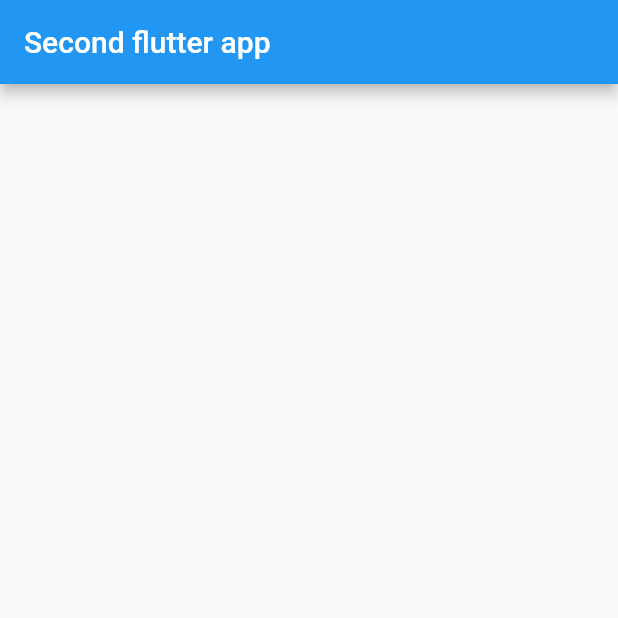
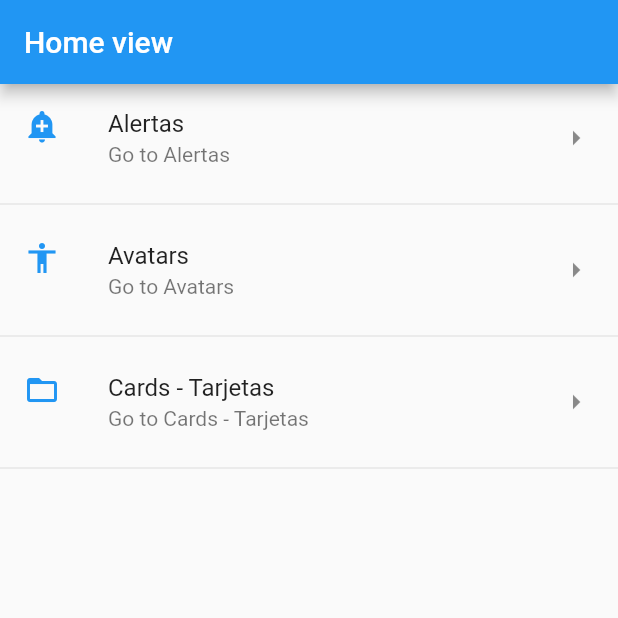
Before and after one commit to EfectoDopler/ComponentFlutterApp, a Flutter app: the screen it shows after launch, on a phone screen of 412 x 824 dp, the top half of it. Run offline on Flutter 3.47's test engine with Material 2 defaults, Android fonts, the phone set to English and light mode, and no system bars.

Commit message:
Home Page configuration

```diff
--- /dev/null
+++ b/data/menu_opts.json
@@ -0,0 +1,23 @@
+{
+    "nombreApp" : "app",
+    "rutas" : [
+        {
+            "ruta" : "alert",
+            "icon" : "add_alert",
+            "texto": "Alertas",
+            "subTexto": "Go to Alertas"
+        },
+        {
+            "ruta" : "avatar",
+            "icon" : "accessibility",
+            "texto": "Avatars",
+            "subTexto": "Go to Avatars"
+        },
+        {
+            "ruta" : "card",
+            "icon" : "folder_open",
+            "texto": "Cards - Tarjetas",
+            "subTexto": "Go to Cards - Tarjetas"
+        }
+    ]
+}
--- a/lib/main.dart
+++ b/lib/main.dart
@@ -1,11 +1,15 @@
-import 'package:app/src/Pages/homePage.dart';
 import 'package:flutter/material.dart';
+
+import 'package:app/src/Pages/home.dart';
 
 void main() => runApp(MyApp());
 
 class MyApp extends StatelessWidget {
   @override
   Widget build(BuildContext context) {
-    return HomePage();
+    return MaterialApp(
+      title: "App",
+      home: HomePage(),
+    );
   }
 }
--- /dev/null
+++ b/lib/src/Pages/alerts.dart
@@ -0,0 +1,12 @@
+import "package:flutter/material.dart";
+
+class AlertPage extends StatelessWidget {
+  @override
+  Widget build(BuildContext context) {
+    return Scaffold(
+      appBar: AppBar(
+        title: Text("Alert view"),
+      ),
+    );
+  }
+}
--- /dev/null
+++ b/lib/src/Pages/home.dart
@@ -0,0 +1,44 @@
+import "package:flutter/material.dart";
+
+import "package:app/src/providers/menu_provider.dart";
+import "package:app/src/Utils/iconUtilities.dart";
+
+class HomePage extends StatelessWidget {
+  @override
+  Widget build(BuildContext context) {
+    return Scaffold(
+      appBar: AppBar(title: Text("Home view")),
+      body: _myList(),
+    );
+  }
+
+  Widget _myList() {
+    return FutureBuilder(
+      future: menuProvider.loadData(),
+      initialData: [],
+      builder: (context, AsyncSnapshot<List<dynamic>> snapshot) {
+        return ListView(
+          children: _itemList(snapshot.data),
+        );
+      },
+    );
+  }
+
+  List<Widget> _itemList(List<dynamic> data) {
+    List<Widget> list = [];
+
+    data.forEach((opt) {
+      final itemOpt = ListTile(
+        leading: getIcon(opt['icon']),
+        trailing: Icon(Icons.arrow_right),
+        title: Text(opt['texto']),
+        subtitle: Text(opt['subTexto']),
+      );
+
+      list.add(itemOpt);
+      list.add(Divider());
+    });
+
+    return list;
+  }
+}
--- a/lib/src/Pages/homePage.dart
+++ /dev/null
@@ -1,16 +0,0 @@
-import 'package:flutter/material.dart';
-
-class HomePage extends StatelessWidget {
-  @override
-  Widget build(BuildContext context) {
-    return MaterialApp(
-      title: 'Material App',
-      home: Scaffold(
-        appBar: AppBar(
-          title: Text('Second flutter app'),
-        ),
-        body: ListView(),
-      ),
-    );
-  }
-}
--- /dev/null
+++ b/lib/src/Utils/iconUtilities.dart
@@ -0,0 +1,14 @@
+import "package:flutter/material.dart";
+
+final _icons = <String, IconData>{
+  'add_alert': Icons.add_alert,
+  'accessibility': Icons.accessibility,
+  'folder_open': Icons.folder_open,
+};
+
+Icon getIcon(String name) {
+  return Icon(
+    _icons[name],
+    color: Colors.blue,
+  );
+}
--- a/pubspec.yaml
+++ b/pubspec.yaml
@@ -45,7 +45,8 @@ flutter:
   uses-material-design: true
 
   # To add assets to your application, add an assets section, like this:
-  # assets:
+  assets:
+    - data/menu_opts.json
   #   - images/a_dot_burr.jpeg
   #   - images/a_dot_ham.jpeg
 
```
Also changed, not shown: lib/src/Pages/avatar.dart (added, +12 -0 lines), lib/src/providers/menu_provider.dart (added, +20 -0 lines), 21 other files.
